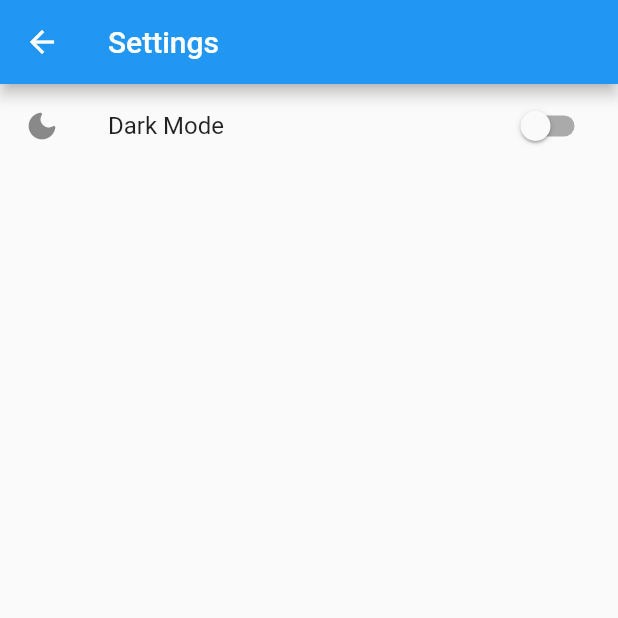
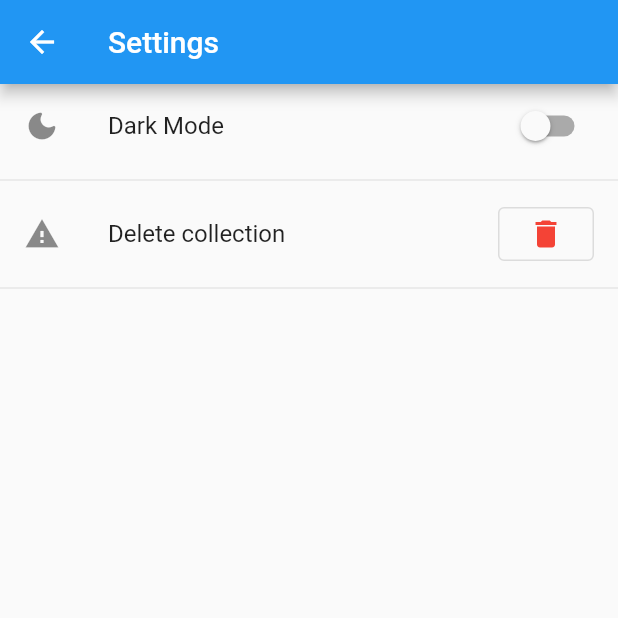
Before and after one commit to Stif-UK/WristCheck, a Flutter app: the screen it shows after launch, item 2 of the bottom bar chosen, after a tap on the "menu" icon, after a tap on "Settings", on a phone screen of 412 x 824 dp, the top half of it. Run offline on Flutter 3.47's test engine with Material 2 defaults, Android fonts, the phone set to English and light mode, and no system bars; our stand-ins replace get, hive, hive_flutter; accounts and stored records are empty.

Commit message:
Collection view created and settings page updated to include delete collection option

```diff
--- a/lib/ui/SettingsPage.dart
+++ b/lib/ui/SettingsPage.dart
@@ -1,5 +1,10 @@
 import 'package:flutter/material.dart';
 import 'package:get/get.dart';
+import 'package:get/get.dart';
+import 'package:wristcheck/boxes.dart';
+
+
+
 
 class SettingsPage extends StatefulWidget{
 
@@ -10,6 +15,7 @@ class SettingsPage extends StatefulWidget{
 class _SettingsPageState extends State<SettingsPage> {
 
   bool _darkModeToggle = false;
+  final watchBox = Boxes.getWatches();
 
 
   @override
@@ -36,7 +42,36 @@ class _SettingsPageState extends State<SettingsPage> {
               });
 
             },
-          )
+          ),
+          Divider(),
+          ListTile(
+            title:Text("Delete collection"),
+            leading: Icon(Icons.warning),
+            trailing: OutlinedButton(
+              child: Icon(Icons.delete, color: Colors.red),
+              onPressed: (){
+                Get.defaultDialog(
+                  title: "Warning",
+                  middleText: "Pressing ok will delete all watch data.\n \n THIS CANNOT BE UNDONE",
+                  textConfirm: "OK",
+                  textCancel: "Cancel",
+                  onConfirm: (){
+                    //On pressing ok, call the .clear() method on the watchbox
+                    watchBox.clear();
+                    Get.back();
+                    Get.snackbar(
+                      "Watches Cleared",
+                      "Your watch collection is now empty",
+                      icon: Icon(Icons.delete),
+                      snackPosition: SnackPosition.BOTTOM,
+                    );
+                  }
+
+                );
+              }
+            )
+          ),
+          Divider()
         ],
       ),
 
--- a/lib/ui/WatchBoxWidget.dart
+++ b/lib/ui/WatchBoxWidget.dart
@@ -1,21 +1,64 @@
 import 'package:flutter/material.dart';
+import 'package:wristcheck/boxes.dart';
+import 'package:wristcheck/model/watches.dart';
+import 'package:hive/hive.dart';
+import 'package:hive_flutter/hive_flutter.dart';
+
 
 
 class WatchBoxWidget extends StatefulWidget {
   const WatchBoxWidget({Key? key}) : super(key: key);
+
 
   @override
   State<WatchBoxWidget> createState() => _WatchBoxWidgetState();
 }
 
 class _WatchBoxWidgetState extends State<WatchBoxWidget> {
+
+  final watchBox = Boxes.getWatches();
+  // final watchBox = Hive.box<Map>("WatchBox");
+
   @override
   Widget build(BuildContext context) {
-    return Container(
-      alignment: Alignment.center,
-      child: Text("Your watch-box is currently empty\n\nPress the red button to add watches to your collection",
-      textAlign: TextAlign.center,),
+    return Scaffold(
+      body:
+      //check if watchbox is empty, if true display the 'empty screen'
+      watchBox.isEmpty?
+      Container(
+          alignment: Alignment.center,
+          child: Text("Your watch-box is currently empty\n\nPress the red button to add watches to your collection\n",
+          textAlign: TextAlign.center,),
+        ):
+          //if watchbox is not empty populate the screen
+
+      ValueListenableBuilder<Box<Watches>>(valueListenable: watchBox.listenable(),
+          builder: (context, box, _){
+        return ListView.builder(
+            itemCount: watchBox.length,
+            itemBuilder: (BuildContext context, int index){
+              return ListTile(
+                leading: Icon(Icons.watch),
+                title: Text("$index")
+              );
+            }
+            );
+          }
+
+
+      )
+
+
+
+      // Container(
+      //   alignment: Alignment.center,
+      //   child: Text("The Watchbox is not empty! Yay!",
+      //     textAlign: TextAlign.center,),
+      // )
+
+
     );
+
   }
 
 }
--- a/lib/ui/addWatch.dart
+++ b/lib/ui/addWatch.dart
@@ -172,7 +172,6 @@ class _AddWatchState extends State<AddWatch> {
     final box = Boxes.getWatches();
     final String key = m+mo;
     return box.put(key, watch);
-    print("watch added to database: ${box.get(key)}");
 
   }
 }
```
